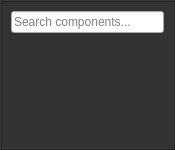
Above: Editor/Source/QtComponents/Public/QtComponents/Widgets/AddComponentWidget.ui from neelmewada/CrystalEngine before the change. Below: the same form after it.
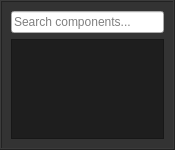
That is the form after the change. Custom widgets are drawn as their Qt base class.

The edit to the form file:
```diff
--- a/Editor/Source/QtComponents/Public/QtComponents/Widgets/AddComponentWidget.ui
+++ b/Editor/Source/QtComponents/Public/QtComponents/Widgets/AddComponentWidget.ui
@@ -75,6 +75,35 @@
        </widget>
       </item>
       <item>
+       <widget class="QFrame" name="frame">
+        <property name="styleSheet">
+         <string notr="true">#frame {
+	background-color: rgb(30, 30, 30);
+}</string>
+        </property>
+        <property name="frameShape">
+         <enum>QFrame::StyledPanel</enum>
+        </property>
+        <property name="frameShadow">
+         <enum>QFrame::Raised</enum>
+        </property>
+        <layout class="QVBoxLayout" name="verticalLayout_3">
+         <property name="spacing">
+          <number>0</number>
+         </property>
+         <property name="leftMargin">
+          <number>0</number>
+         </property>
+         <property name="topMargin">
+          <number>0</number>
+         </property>
+         <property name="rightMargin">
+          <number>0</number>
+         </property>
+         <property name="bottomMargin">
+          <number>0</number>
+         </property>
+         <item>
        <widget class="QTreeView" name="treeView">
         <property name="styleSheet">
          <string notr="true">#treeView {
@@ -93,6 +122,9 @@
         <property name="headerHidden">
          <bool>true</bool>
         </property>
+          </widget>
+         </item>
+        </layout>
        </widget>
       </item>
      </layout>
```
Lines whose indentation alone changed are shown as unchanged.
